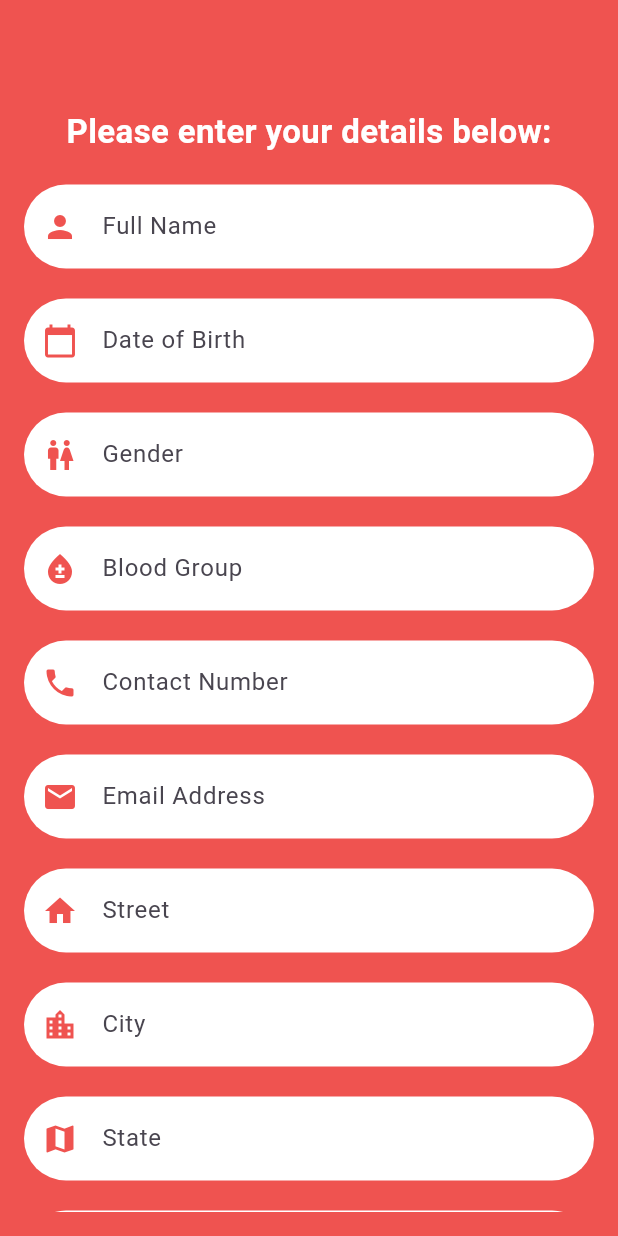
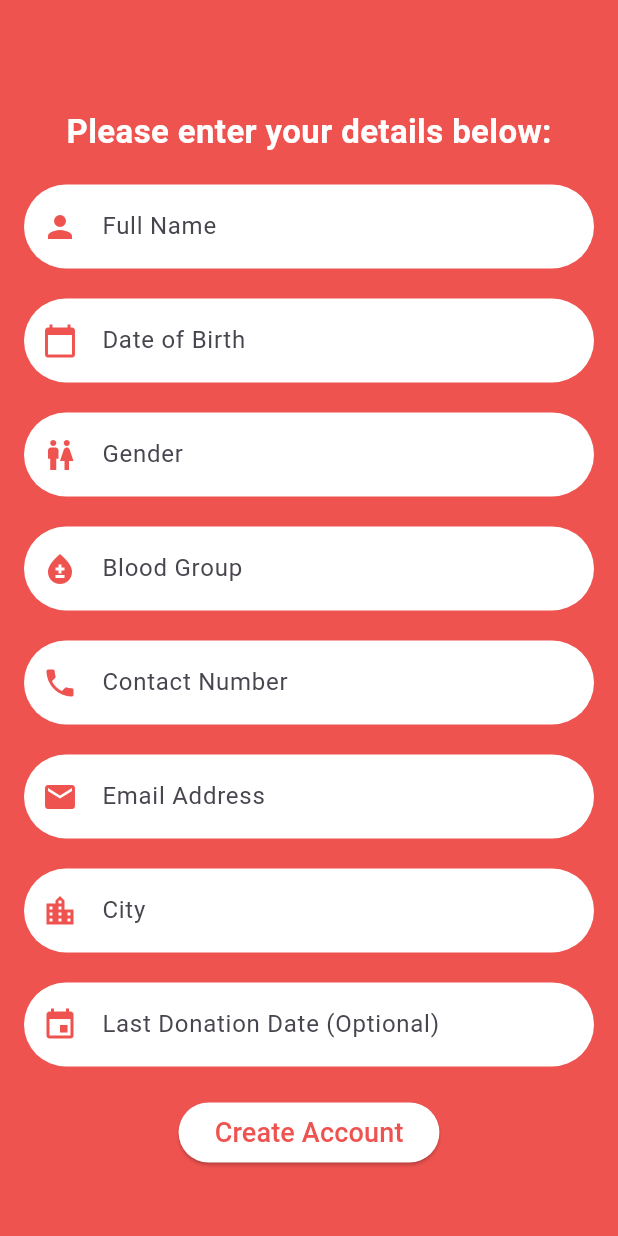
Before and after one commit to Varshighan/flutter_blood_repository_management, a Flutter app: the DonorSignUpPage screen opened directly, on a phone screen of 412 x 824 dp. Run offline on Flutter 3.47's test engine with Material 3 defaults, Android fonts, the phone set to English and light mode, and no system bars.

Commit message:
Update donor_sign_up_page.dart

```diff
--- a/lib/donor_sign_up_page.dart
+++ b/lib/donor_sign_up_page.dart
@@ -148,20 +148,20 @@ class DonorSignUpPageState extends State<DonorSignUpPage> {
                       ),
                       const SizedBox(height: 20),
 
-                      TextField(
-                        controller: streetController,
-                        decoration: InputDecoration(
-                          filled: true,
-                          fillColor: Colors.white,
-                          hintText: 'Street',
-                          prefixIcon: Icon(Icons.home, color: Colors.red.shade400),
-                          border: OutlineInputBorder(
-                            borderRadius: BorderRadius.circular(30),
-                            borderSide: BorderSide.none,
-                          ),
-                        ),
-                      ),
-                      const SizedBox(height: 20),
+                      // TextField(
+                      //   controller: streetController,
+                      //   decoration: InputDecoration(
+                      //     filled: true,
+                      //     fillColor: Colors.white,
+                      //     hintText: 'Street',
+                      //     prefixIcon: Icon(Icons.home, color: Colors.red.shade400),
+                      //     border: OutlineInputBorder(
+                      //       borderRadius: BorderRadius.circular(30),
+                      //       borderSide: BorderSide.none,
+                      //     ),
+                      //   ),
+                      // ),
+                      // const SizedBox(height: 20),
 
                       TextField(
                         controller: cityController,
@@ -178,97 +178,97 @@ class DonorSignUpPageState extends State<DonorSignUpPage> {
                       ),
                       const SizedBox(height: 20),
 
-                      TextField(
-                        controller: stateController,
-                        decoration: InputDecoration(
-                          filled: true,
-                          fillColor: Colors.white,
-                          hintText: 'State',
-                          prefixIcon: Icon(Icons.map, color: Colors.red.shade400),
-                          border: OutlineInputBorder(
-                            borderRadius: BorderRadius.circular(30),
-                            borderSide: BorderSide.none,
-                          ),
-                        ),
-                      ),
-                      const SizedBox(height: 20),
+                      // TextField(
+                      //   controller: stateController,
+                      //   decoration: InputDecoration(
+                      //     filled: true,
+                      //     fillColor: Colors.white,
+                      //     hintText: 'State',
+                      //     prefixIcon: Icon(Icons.map, color: Colors.red.shade400),
+                      //     border: OutlineInputBorder(
+                      //       borderRadius: BorderRadius.circular(30),
+                      //       borderSide: BorderSide.none,
+                      //     ),
+                      //   ),
+                      // ),
+                      // const SizedBox(height: 20),
 
-                      TextField(
-                        controller: zipCodeController,
-                        keyboardType: TextInputType.number,
-                        decoration: InputDecoration(
-                          filled: true,
-                          fillColor: Colors.white,
-                          hintText: 'Zip Code',
-                          prefixIcon: Icon(Icons.pin_drop, color: Colors.red.shade400),
-                          border: OutlineInputBorder(
-                            borderRadius: BorderRadius.circular(30),
-                            borderSide: BorderSide.none,
-                          ),
-                        ),
-                      ),
-                      const SizedBox(height: 20),
+                      // TextField(
+                      //   controller: zipCodeController,
+                      //   keyboardType: TextInputType.number,
+                      //   decoration: InputDecoration(
+                      //     filled: true,
+                      //     fillColor: Colors.white,
+                      //     hintText: 'Zip Code',
+                      //     prefixIcon: Icon(Icons.pin_drop, color: Colors.red.shade400),
+                      //     border: OutlineInputBorder(
+                      //       borderRadius: BorderRadius.circular(30),
+                      //       borderSide: BorderSide.none,
+                      //     ),
+                      //   ),
+                      // ),
+                      // const SizedBox(height: 20),
 
-                      TextField(
-                        controller: emergencyNameController,
-                        decoration: InputDecoration(
-                          filled: true,
-                          fillColor: Colors.white,
-                          hintText: 'Emergency Contact Name',
-                          prefixIcon: Icon(Icons.person_outline, color: Colors.red.shade400),
-                          border: OutlineInputBorder(
-                            borderRadius: BorderRadius.circular(30),
-                            borderSide: BorderSide.none,
-                          ),
-                        ),
-                      ),
-                      const SizedBox(height: 20),
+                      // TextField(
+                      //   controller: emergencyNameController,
+                      //   decoration: InputDecoration(
+                      //     filled: true,
+                      //     fillColor: Colors.white,
+                      //     hintText: 'Emergency Contact Name',
+                      //     prefixIcon: Icon(Icons.person_outline, color: Colors.red.shade400),
+                      //     border: OutlineInputBorder(
+                      //       borderRadius: BorderRadius.circular(30),
+                      //       borderSide: BorderSide.none,
+                      //     ),
+                      //   ),
+                      // ),
+                      // const SizedBox(height: 20),
 
-                      TextField(
-                        controller: emergencyRelationshipController,
-                        decoration: InputDecoration(
-                          filled: true,
-                          fillColor: Colors.white,
-                          hintText: 'Emergency Contact Relationship',
-                          prefixIcon: Icon(Icons.group, color: Colors.red.shade400),
-                          border: OutlineInputBorder(
-                            borderRadius: BorderRadius.circular(30),
-                            borderSide: BorderSide.none,
-                          ),
-                        ),
-                      ),
-                      const SizedBox(height: 20),
+                      // TextField(
+                      //   controller: emergencyRelationshipController,
+                      //   decoration: InputDecoration(
+                      //     filled: true,
+                      //     fillColor: Colors.white,
+                      //     hintText: 'Emergency Contact Relationship',
+                      //     prefixIcon: Icon(Icons.group, color: Colors.red.shade400),
+                      //     border: OutlineInputBorder(
+                      //       borderRadius: BorderRadius.circular(30),
+                      //       borderSide: BorderSide.none,
+                      //     ),
+                      //   ),
+                      // ),
+                      // const SizedBox(height: 20),
 
-                      TextField(
-                        controller: emergencyContactController,
-                        keyboardType: TextInputType.phone,
-                        decoration: InputDecoration(
-                          filled: true,
-                          fillColor: Colors.white,
-                          hintText: 'Emergency Contact Number',
-                          prefixIcon: Icon(Icons.phone_in_talk, color: Colors.red.shade400),
-                          border: OutlineInputBorder(
-                            borderRadius: BorderRadius.circular(30),
-                            borderSide: BorderSide.none,
-                          ),
-                        ),
-                      ),
-                      const SizedBox(height: 20),
+                      // TextField(
+                      //   controller: emergencyContactController,
+                      //   keyboardType: TextInputType.phone,
+                      //   decoration: InputDecoration(
+                      //     filled: true,
+                      //     fillColor: Colors.white,
+                      //     hintText: 'Emergency Contact Number',
+                      //     prefixIcon: Icon(Icons.phone_in_talk, color: Colors.red.shade400),
+                      //     border: OutlineInputBorder(
+                      //       borderRadius: BorderRadius.circular(30),
+                      //       borderSide: BorderSide.none,
+                      //     ),
+                      //   ),
+                      // ),
+                      // const SizedBox(height: 20),
 
-                      TextField(
-                        controller: medicalConditionsController,
-                        decoration: InputDecoration(
-                          filled: true,
-                          fillColor: Colors.white,
-                          hintText: 'Medical Conditions (Optional)',
-                          prefixIcon: Icon(Icons.medical_services, color: Colors.red.shade400),
-                          border: OutlineInputBorder(
-                            borderRadius: BorderRadius.circular(30),
-                            borderSide: BorderSide.none,
-                          ),
-                        ),
-                      ),
-                      const SizedBox(height: 20),
+                      // TextField(
+                      //   controller: medicalConditionsController,
+                      //   decoration: InputDecoration(
+                      //     filled: true,
+                      //     fillColor: Colors.white,
+                      //     hintText: 'Medical Conditions (Optional)',
+                      //     prefixIcon: Icon(Icons.medical_services, color: Colors.red.shade400),
+                      //     border: OutlineInputBorder(
+                      //       borderRadius: BorderRadius.circular(30),
+                      //       borderSide: BorderSide.none,
+                      //     ),
+                      //   ),
+                      // ),
+                      // const SizedBox(height: 20),
 
                       TextField(
                         controller: lastDonationDateController,
```
